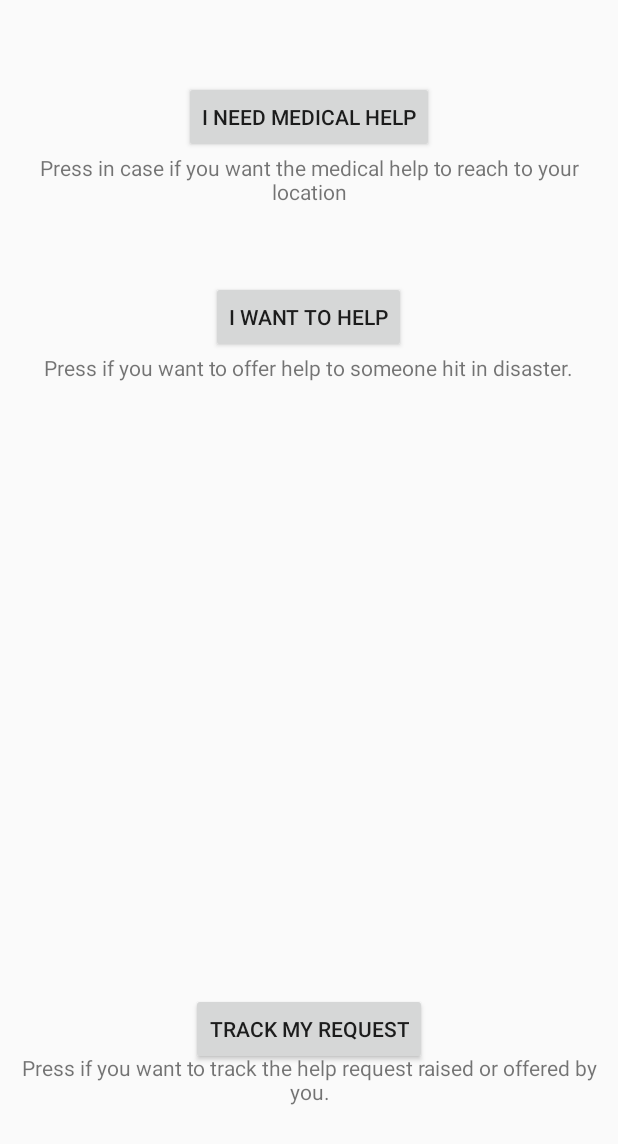
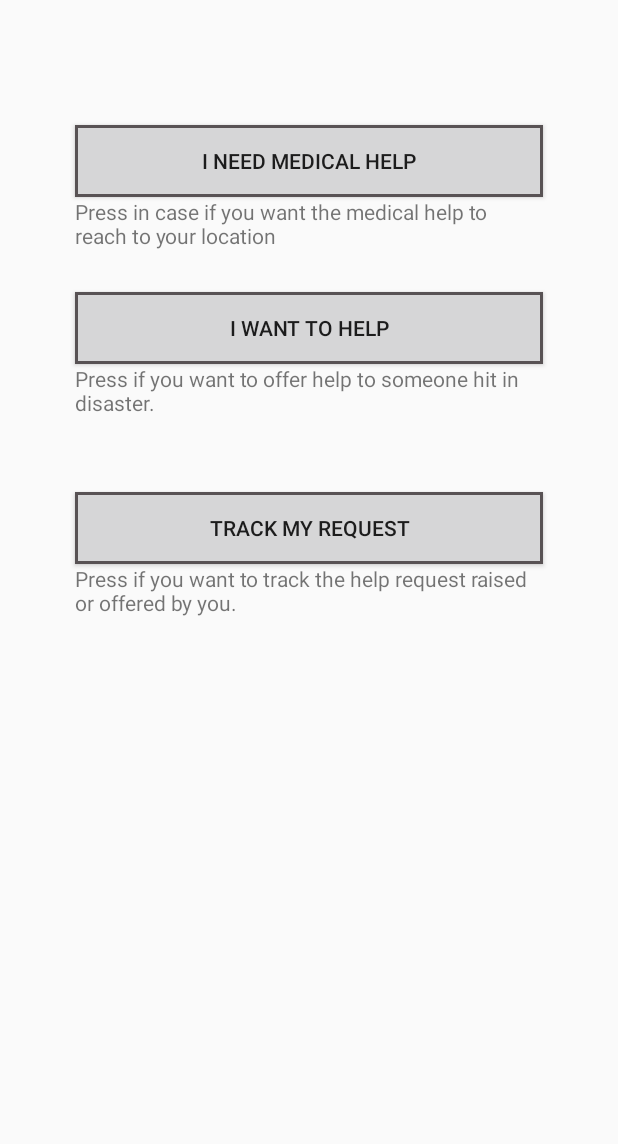
Before and after one commit to kabhira/HelpIndiaAndroid, an Android app: the layout content_home_page.xml on its own in the app's theme, with its tools: preview values and no code run, on a phone screen of 412 x 824 dp. Shown: the top 1144 px of the screen. Run offline under Robolectric (Android 15) with nearby library versions, the light colour scheme and no system bars; network calls fail.

Commit message:
design changes 1

```diff
--- a/app/src/main/java/com/wiprohelp/helpindia/utilities/CustomAlertDialog.java
+++ b/app/src/main/java/com/wiprohelp/helpindia/utilities/CustomAlertDialog.java
@@ -40,7 +40,7 @@ public class CustomAlertDialog {
     }
 
     public void dismissProgressDialog(){
-        if(progress.isShowing())
+        if(progress != null && progress.isShowing())
             progress.dismiss();
     }
 }
--- a/app/src/main/java/com/wiprohelp/helpindia/view/HelpRequestView.java
+++ b/app/src/main/java/com/wiprohelp/helpindia/view/HelpRequestView.java
@@ -54,6 +54,7 @@ public class HelpRequestView extends MapBaseActivity implements View.OnClickList
         requestLocationButton.setOnClickListener(this);
         requestDurationButton.setOnClickListener(this);
         setMapView(R.id.request_map_view, savedInstanceState);
+        customAlertDialog = new CustomAlertDialog(this);
 
         categoryID = getIntent().getExtras().getString(Constants.REQUEST_CONTACTID);
         if (!categoryID.equals("100")) {
@@ -78,7 +79,6 @@ public class HelpRequestView extends MapBaseActivity implements View.OnClickList
     public void onClick(View v) {
         switch (v.getId()) {
             case R.id.request_action_button:
-                customAlertDialog = new CustomAlertDialog(this);
                 customAlertDialog.createProgressDialog("Please Wait");
                 Intent intent = new Intent(this, ContactDetailView.class);
                 intent.putExtra(Constants.CONTACT_VIEW_MODE, Constants.CONTACT_VIEW_VICTIM);
--- /dev/null
+++ b/app/src/main/res/drawable/button_with_border.xml
@@ -0,0 +1,14 @@
+<?xml version="1.0" encoding="utf-8"?>
+<shape xmlns:android="http://schemas.android.com/apk/res/android"
+    android:shape="rectangle">
+
+    <solid android:color="@color/common_action_bar_splitter"/>
+    <padding android:bottom="@dimen/button_padding"
+        android:left="@dimen/button_padding"
+        android:right="@dimen/button_padding"
+        android:top="@dimen/button_padding"/>
+
+    <stroke
+        android:width="3px"
+        android:color="@color/colorGrey" />
+</shape>
--- a/app/src/main/res/layout/content_home_page.xml
+++ b/app/src/main/res/layout/content_home_page.xml
@@ -13,13 +13,16 @@
     tools:showIn="@layout/activity_home_page">
 
     <Button
-        android:layout_width="wrap_content"
+        android:layout_width="match_parent"
         android:layout_height="wrap_content"
         android:text="@string/need_help_text"
         android:id="@+id/need_help_id"
-        android:layout_marginTop="44dp"
+        android:layout_marginTop="110px"
         android:layout_alignParentTop="true"
-        android:layout_centerHorizontal="true" />
+        android:layout_centerHorizontal="true"
+        android:background="@drawable/button_with_border"
+        android:layout_marginLeft="60px"
+        android:layout_marginRight="60px" />
 
     <TextView
         android:layout_width="wrap_content"
@@ -29,16 +32,20 @@
         android:id="@+id/textView"
         android:layout_below="@+id/need_help_id"
         android:layout_centerHorizontal="true"
-        android:textAlignment="center" />
+        android:layout_alignLeft="@+id/need_help_id"
+        android:layout_alignRight="@+id/need_help_id" />
 
     <Button
-        android:layout_width="wrap_content"
+        android:layout_width="match_parent"
         android:layout_height="wrap_content"
         android:text="@string/to_help_text"
         android:id="@+id/to_help_id"
         android:layout_below="@+id/textView"
         android:layout_centerHorizontal="true"
-        android:layout_marginTop="50dp" />
+        android:layout_marginTop="42px"
+        android:background="@drawable/button_with_border"
+        android:layout_marginLeft="60px"
+        android:layout_marginRight="60px" />
 
     <TextView
         android:layout_width="wrap_content"
@@ -48,16 +55,20 @@
         android:id="@+id/textView2"
         android:layout_below="@+id/to_help_id"
         android:layout_centerHorizontal="true"
-        android:textAlignment="center" />
+        android:layout_alignLeft="@+id/to_help_id"
+        android:layout_alignRight="@+id/to_help_id" />
 
     <Button
-        android:layout_width="wrap_content"
+        android:layout_width="match_parent"
         android:layout_height="wrap_content"
         android:text="@string/track_request_text"
         android:id="@+id/track_request_id"
-        android:layout_alignParentBottom="true"
         android:layout_centerHorizontal="true"
-        android:layout_marginBottom="104dp" />
+        android:background="@drawable/button_with_border"
+        android:layout_below="@+id/textView2"
+        android:layout_marginTop="75px"
+        android:layout_marginLeft="60px"
+        android:layout_marginRight="60px" />
 
     <TextView
         android:layout_width="wrap_content"
@@ -65,9 +76,9 @@
         android:textAppearance="?android:attr/textAppearanceSmall"
         android:text="@string/track_help_desc"
         android:id="@+id/textView3"
-        android:layout_alignTop="@+id/track_request_id"
         android:layout_centerHorizontal="true"
-        android:layout_marginTop="40dp"
-        android:textAlignment="center" />
+        android:layout_below="@+id/track_request_id"
+        android:layout_alignLeft="@+id/track_request_id"
+        android:layout_alignRight="@+id/track_request_id" />
 
 </RelativeLayout>
```
Also changed, not shown: app/src/main/AndroidManifest.xml (+6 -8 lines), app/src/main/res/layout/activity_registration_view.xml (+5 -10 lines), app/src/main/res/layout/activity_request_catagory.xml (+5 -10 lines), app/src/main/res/drawable/chennai_app_logo.png (added).
